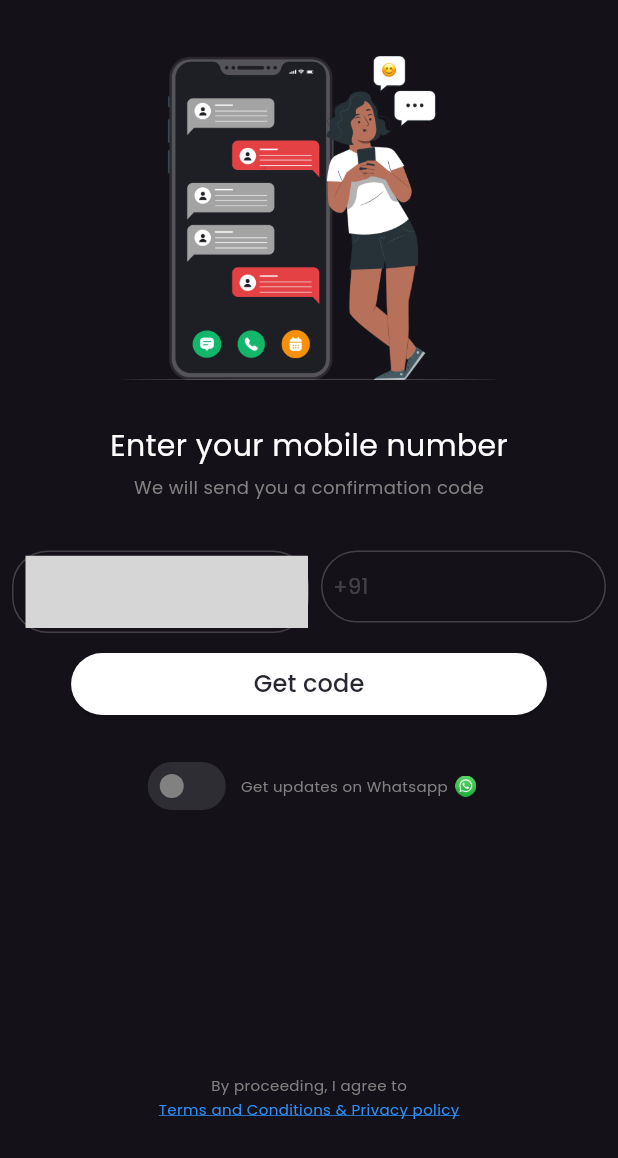
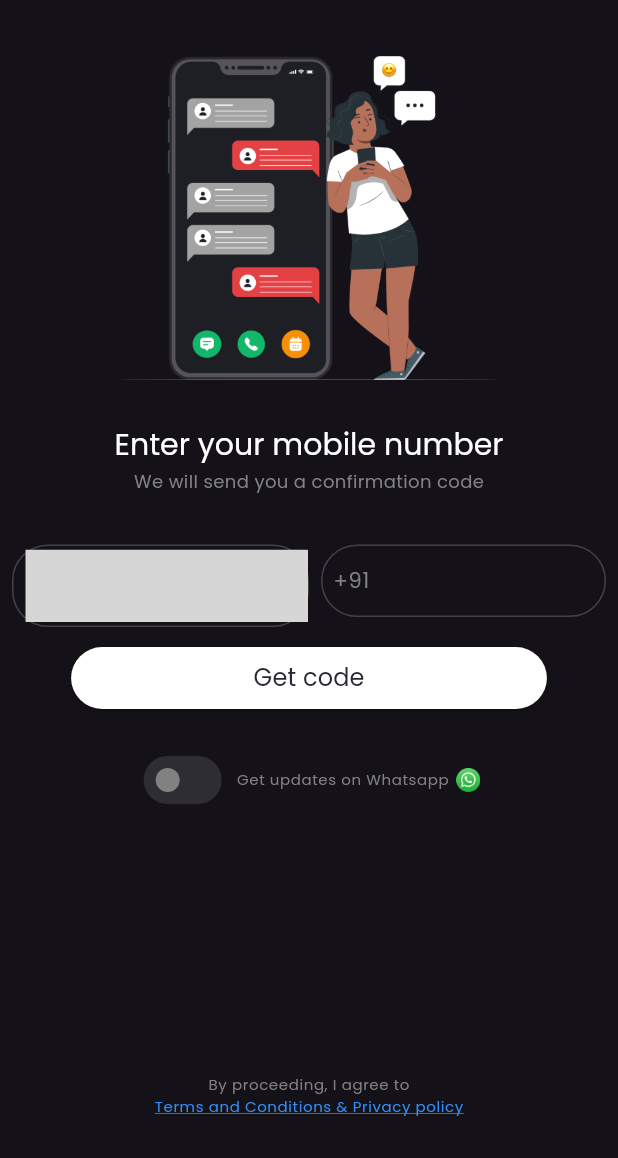
Before and after one commit to avadhksapariya/zigzek_user, a Flutter app: the screen it shows after launch, on a phone screen of 412 x 824 dp. Shown: the top 1158 px of the screen. Run offline on Flutter 3.47's test engine with Material 3 defaults, Android fonts, the phone set to English and light mode, and no system bars; our stand-ins replace flutter_otp_text_field, google_fonts; missing offline and left inert: country_code_picker_plus; grey boxes are pictures that could not be loaded.

Commit message:
Personal Details screen                - Improved step indicators with the reusable widget.
               Steps Indicator Widget
               - Extracted the setps indicators in the separate widget.

               Miscellaneous
               - Defined various text theme for the entire app in separate file.
               - Added that universal text theme in main.
               - Improved Login, OTP, Personal Info screen, Custom Text Field and Custom Button with changed tex

t theme.

```diff
--- /dev/null
+++ b/lib/constants/text_themes.dart
@@ -0,0 +1,40 @@
+import 'package:flutter/material.dart';
+import 'package:google_fonts/google_fonts.dart';
+import 'package:zigzek_user/constants/color_palettes.dart';
+
+class AppTextThemes {
+  static TextTheme get darkTextTheme {
+    return TextTheme(
+      titleLarge: GoogleFonts.poppins(
+        fontSize: 20,
+        fontWeight: FontWeight.w400,
+        color: ColorPalettes.primaryTextColor,
+      ),
+      titleMedium: GoogleFonts.poppins(
+        fontSize: 18,
+        fontWeight: FontWeight.w400,
+        color: ColorPalettes.primaryTextColor,
+      ),
+      titleSmall: GoogleFonts.poppins(
+        fontSize: 16,
+        fontWeight: FontWeight.w400,
+        color: ColorPalettes.primaryTextColor,
+      ),
+      bodyLarge: GoogleFonts.poppins(
+        fontSize: 14,
+        fontWeight: FontWeight.w400,
+        color: ColorPalettes.primaryTextColor,
+      ),
+      bodyMedium: GoogleFonts.poppins(
+        fontSize: 12,
+        fontWeight: FontWeight.w400,
+        color: ColorPalettes.primaryTextColor,
+      ),
+      bodySmall: GoogleFonts.poppins(
+        fontSize: 10,
+        fontWeight: FontWeight.w400,
+        color: ColorPalettes.primaryTextColor,
+      ),
+    );
+  }
+}
--- a/lib/customs/custom_button.dart
+++ b/lib/customs/custom_button.dart
@@ -1,4 +1,5 @@
 import 'package:flutter/material.dart';
+import 'package:zigzek_user/constants/color_palettes.dart';
 
 class CustomButton extends StatelessWidget {
   const CustomButton({
@@ -32,7 +33,7 @@
       ),
       child: Text(
         buttonTitle,
-        style: const TextStyle(fontSize: 16),
+        style: Theme.of(context).textTheme.titleSmall!.copyWith(color: ColorPalettes.labelBgColor),
       ),
     );
   }
--- a/lib/customs/custom_textfield.dart
+++ b/lib/customs/custom_textfield.dart
@@ -61,7 +61,7 @@
       maxLines: maxLines,
       maxLength: maxLength,
       obscureText: isObscureText,
-      style: const TextStyle(fontSize: 14, color: ColorPalettes.secondaryTextColor),
+      style: Theme.of(context).textTheme.bodyLarge,
       cursorColor: ColorPalettes.secondaryTextColor,
       keyboardType: isTypeNumber != null ? TextInputType.number : null,
       validator: (required != null && required == true)
@@ -86,7 +86,7 @@
         contentPadding: const EdgeInsets.symmetric(horizontal: 14.0),
         prefixIcon: prefixIcon,
         labelText: label,
-        labelStyle: const TextStyle(color: ColorPalettes.secondaryTextColor),
+        labelStyle: Theme.of(context).textTheme.bodySmall!.copyWith(color: ColorPalettes.secondaryTextColor),
         alignLabelWithHint: true,
       ),
     );
--- a/lib/main.dart
+++ b/lib/main.dart
@@ -1,5 +1,5 @@
 import 'package:flutter/material.dart';
-import 'package:google_fonts/google_fonts.dart';
+import 'package:zigzek_user/constants/text_themes.dart';
 import 'package:zigzek_user/screens/screen_splash.dart';
 
 void main() {
@@ -16,10 +16,7 @@
       title: 'ZigZek',
       theme: ThemeData(
         brightness: Brightness.dark,
-        textTheme: GoogleFonts.poppinsTextTheme().apply(
-            bodyColor: Colors.white,
-            displayColor: Colors.white,
-        ),
+        textTheme: AppTextThemes.darkTextTheme,
         useMaterial3: true,
       ),
       themeMode: ThemeMode.dark,
--- a/lib/screens/screen_login.dart
+++ b/lib/screens/screen_login.dart
@@ -56,16 +56,19 @@
                             width: 250,
                           ),
                           // Title
-                          const Text(
+                          Text(
                             ProjectStrings.lsTitle,
-                            style: TextStyle(fontSize: 20),
+                            style: Theme.of(context).textTheme.titleLarge,
                           ),
                           // SubTitle
-                          const Padding(
-                            padding: EdgeInsets.all(4.0),
+                          Padding(
+                            padding: const EdgeInsets.all(4.0),
                             child: Text(
                               ProjectStrings.lsSubTitle,
-                              style: TextStyle(fontSize: 12, color: ColorPalettes.secondaryTextColor),
+                              style: Theme.of(context)
+                                  .textTheme
+                                  .bodyMedium!
+                                  .copyWith(color: ColorPalettes.secondaryTextColor),
                             ),
                           ),
                           Padding(
@@ -116,7 +119,10 @@
                                         padding: const EdgeInsets.fromLTRB(8.0, 13.7, 2.0, 13.7),
                                         child: Text(
                                           prefixCode,
-                                          style: const TextStyle(color: ColorPalettes.borderColor),
+                                          style: Theme.of(context)
+                                              .textTheme
+                                              .bodyLarge!
+                                              .copyWith(color: ColorPalettes.secondaryTextColor),
                                         ),
                                       ),
                                       inputType: 'phone',
@@ -166,18 +172,21 @@
                                   inactiveThumbColor: ColorPalettes.secondaryTextColor,
                                   inactiveTrackColor: ColorPalettes.disabledLabelBgColor,
                                 ),
-                                const Padding(
-                                  padding: EdgeInsets.only(left: 6.0, right: 5.0),
+                                Padding(
+                                  padding: const EdgeInsets.only(left: 6.0, right: 5.0),
                                   child: Text(
                                     ProjectStrings.lsWhatsappUpdate,
-                                    style: TextStyle(fontSize: 10, color: ColorPalettes.secondaryTextColor),
+                                    style: Theme.of(context)
+                                        .textTheme
+                                        .bodySmall!
+                                        .copyWith(color: ColorPalettes.secondaryTextColor),
                                   ),
                                 ),
                                 Flexible(
                                   child: Image.asset(
                                     'assets/images/img_whatsapp.png',
-                                    height: 14,
-                                    width: 14,
+                                    height: 16,
+                                    width: 16,
                                   ),
                                 ),
                               ],
@@ -193,23 +202,25 @@
                     child: SingleChildScrollView(
                       child: Column(
                         children: [
-                          const Text(
+                          Text(
                             ProjectStrings.lsTermsText1,
-                            style: TextStyle(fontSize: 10, color: ColorPalettes.secondaryTextColor),
+                            style: Theme.of(context)
+                                .textTheme
+                                .bodySmall!
+                                .copyWith(color: ColorPalettes.secondaryTextColor),
                           ),
                           InkWell(
                             onTap: () {},
                             borderRadius: const BorderRadius.all(Radius.circular(24)),
-                            child: const Padding(
-                              padding: EdgeInsets.symmetric(horizontal: 8.0, vertical: 2.0),
+                            child: Padding(
+                              padding: const EdgeInsets.symmetric(horizontal: 8.0, vertical: 2.0),
                               child: Text(
                                 ProjectStrings.lsTermsText2,
-                                style: TextStyle(
-                                  fontSize: 10,
-                                  color: ColorPalettes.blueColor,
-                                  decoration: TextDecoration.underline,
-                                  decorationColor: ColorPalettes.blueColor,
-                                ),
+                                style: Theme.of(context).textTheme.bodySmall!.copyWith(
+                                      color: ColorPalettes.blueColor,
+                                      decoration: TextDecoration.underline,
+                                      decorationColor: ColorPalettes.blueColor,
+                                    ),
                               ),
                             ),
                           ),
```
Also changed, not shown: lib/screens/screen_otp.dart (+18 -19 lines), lib/screens/screen_personal_info.dart (+44 -92 lines), lib/widgets/widget_steps_indicator.dart (added, +84 -0 lines).
